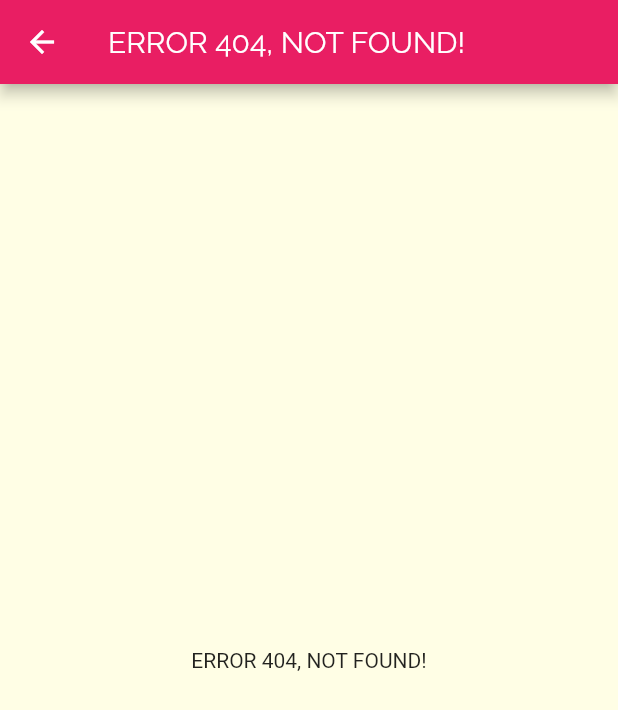
After one commit to br4dd/meals_app, a Flutter app: the Error404 screen opened directly, on a phone screen of 412 x 824 dp. The commit adds this screen. Shown: the top 710 px of the screen. Run offline on Flutter 3.47's test engine with Material 2 defaults, Android fonts, the phone set to English and light mode, and no system bars.

Commit message:
adding 404 error page

```diff
--- /dev/null
+++ b/lib/screens/error_404.dart
@@ -0,0 +1,17 @@
+import 'package:flutter/material.dart';
+
+class Error404 extends StatelessWidget {
+  @override
+  Widget build(BuildContext context) {
+    return Center(
+      child: Scaffold(
+        appBar: AppBar(
+          title: Text("ERROR 404, NOT FOUND!"),
+        ),
+        body: Center(
+          child: Text('ERROR 404, NOT FOUND!'),
+        ),
+      ),
+    );
+  }
+}
--- a/lib/screens/meal_detail_screen.dart
+++ b/lib/screens/meal_detail_screen.dart
@@ -71,7 +71,8 @@ class MealDetailScreen extends StatelessWidget {
               // ListView as builder
               ListView.builder(
                 itemBuilder: (ctx, index) => Card(
-                  color: Theme.of(context).accentColor,
+                  // color: Theme.of(context).accentColor,
+                  color: mealColor,
                   // to iterate the list using itemBuilder
                   child: Padding(
                     padding: const EdgeInsets.symmetric(
```
Also changed, not shown: lib/main.dart (+7 -6 lines).
